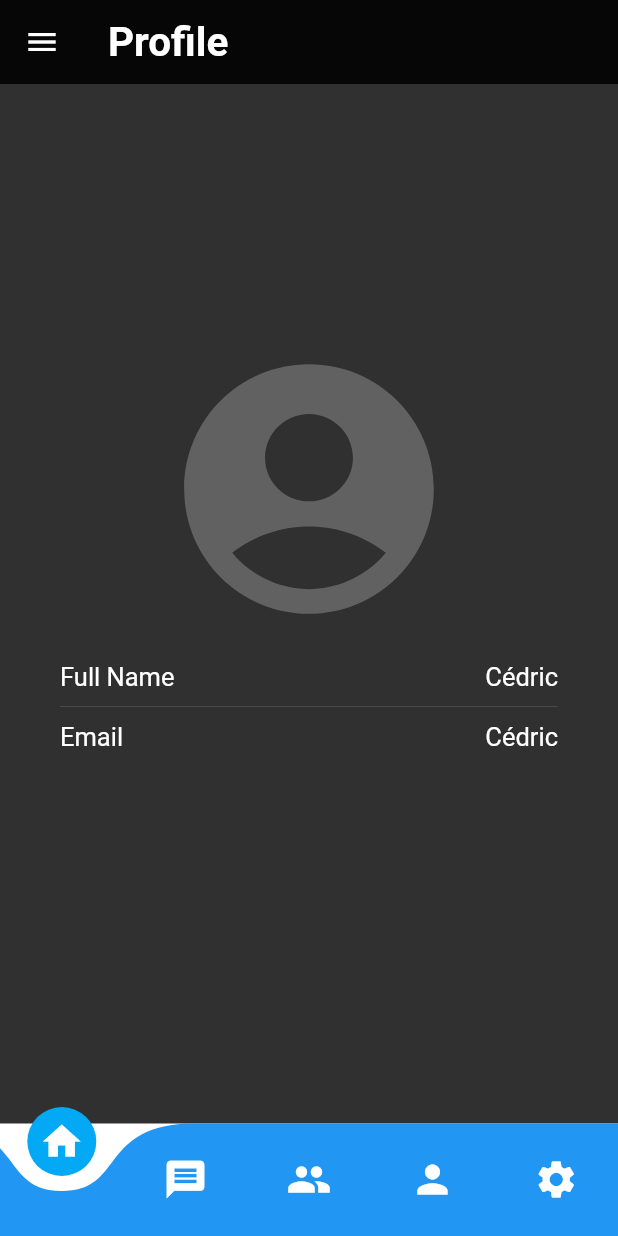
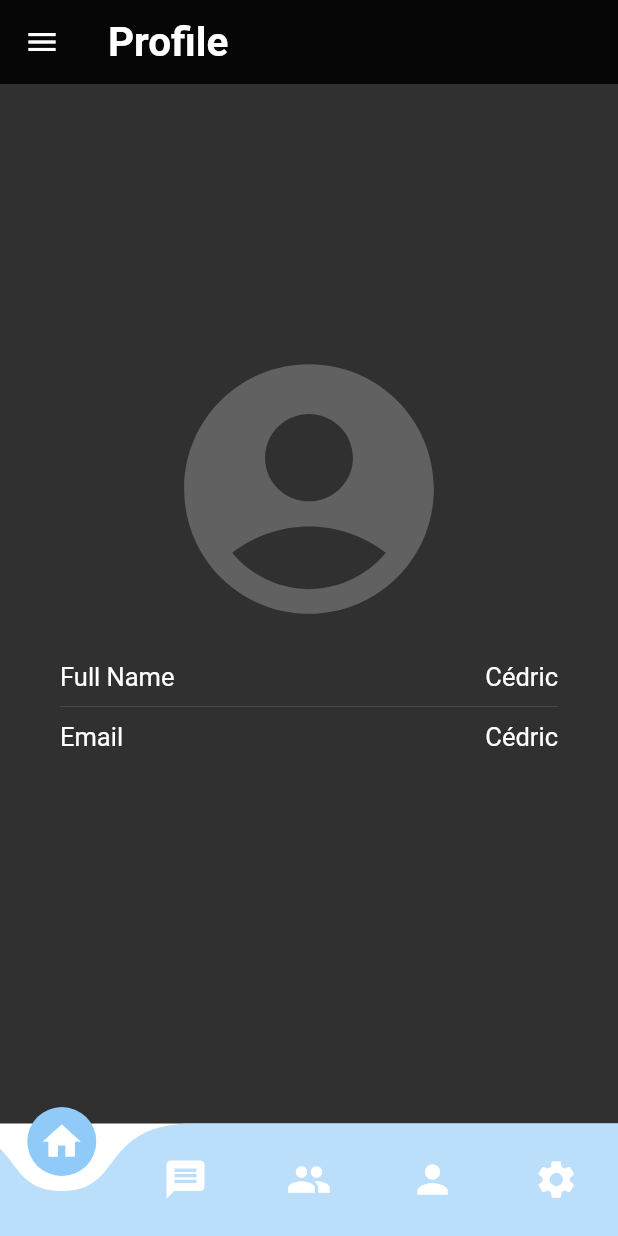
Before and after one commit to cedricDve/flutterauth, a Flutter app: the screen it shows once a user with an empty profile is signed in, on a phone screen of 412 x 824 dp. Run offline on Flutter 3.47's test engine with Material 2 defaults, Android fonts, the phone set to English and light mode, and no system bars; drawn by our look-alikes of curved_navigation_bar; our stand-ins replace cached_network_image, cloud_firestore, firebase_auth, firebase_core, firebase_messaging, firebase_storage and 12 more; missing offline and left inert: agora_rtc_engine, firebase_helpers, image_crop; accounts and stored records are empty.

Commit message:
Video call

```diff
--- a/lib/screens/home.dart
+++ b/lib/screens/home.dart
@@ -65,9 +65,9 @@ class _HomeState extends State<Home> {
     ];
     return Scaffold(
       bottomNavigationBar: CurvedNavigationBar(
-        color: Colors.blue,
+        color: Colors.blue[100],
         backgroundColor: Colors.white,
-        buttonBackgroundColor: Colors.lightBlue,
+        buttonBackgroundColor: Colors.blue[200],
         index: _page,
         key: NavbarKey.getKey(),
         items: [
--- a/pubspec.yaml
+++ b/pubspec.yaml
@@ -33,11 +33,15 @@ dependencies:
   firebase_database: "^4.3.0"
   firebase_auth: ^0.18.0+1
 
+  table_calendar: ^2.3.1
   firebase_storage: "5.2.0"
   shared_preferences: ^0.5.7+1
   firebase_messaging: ^6.0.0
   flutter_local_notifications: ^1.4.3
   cached_network_image: ^2.1.0+1
+  agora_rtc_engine: ^3.1.4
+  permission_handler: ^5.0.1+1
+
 
   image_picker: ^0.6.3+4
   image_cropper: ^1.3.1
```
Also changed, not shown: pubspec.lock, 3 other files.
